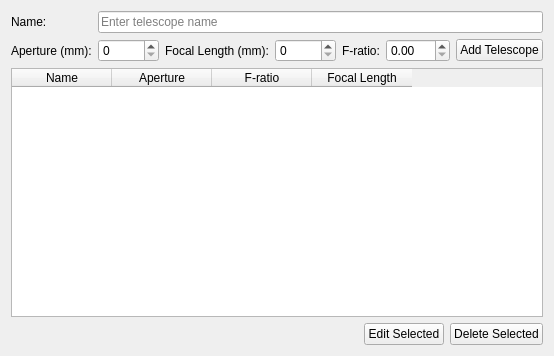
The window that uifiles/telescopes_tab.ui (prookyon/MonoObsLog2) describes before a commit, drawn with Qt 5.
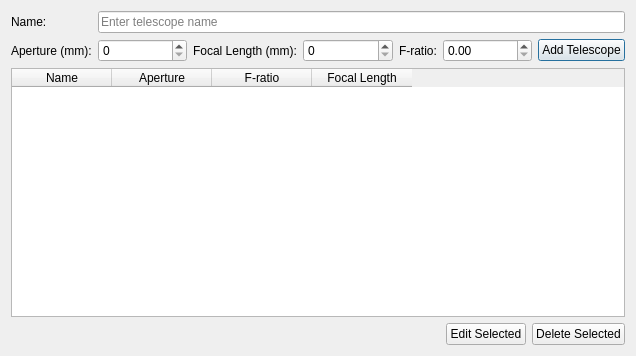
The same window after the commit.

```diff
--- a/uifiles/telescopes_tab.ui
+++ b/uifiles/telescopes_tab.ui
@@ -6,7 +6,7 @@
    <rect>
     <x>0</x>
     <y>0</y>
-    <width>337</width>
+    <width>636</width>
     <height>356</height>
    </rect>
   </property>
@@ -80,6 +80,9 @@
        <property name="text">
         <string>Add Telescope</string>
        </property>
+       <property name="default">
+        <bool>true</bool>
+       </property>
       </widget>
      </item>
     </layout>
```
Left out of the diff: 6 changed lines with no effect on the pictures.
